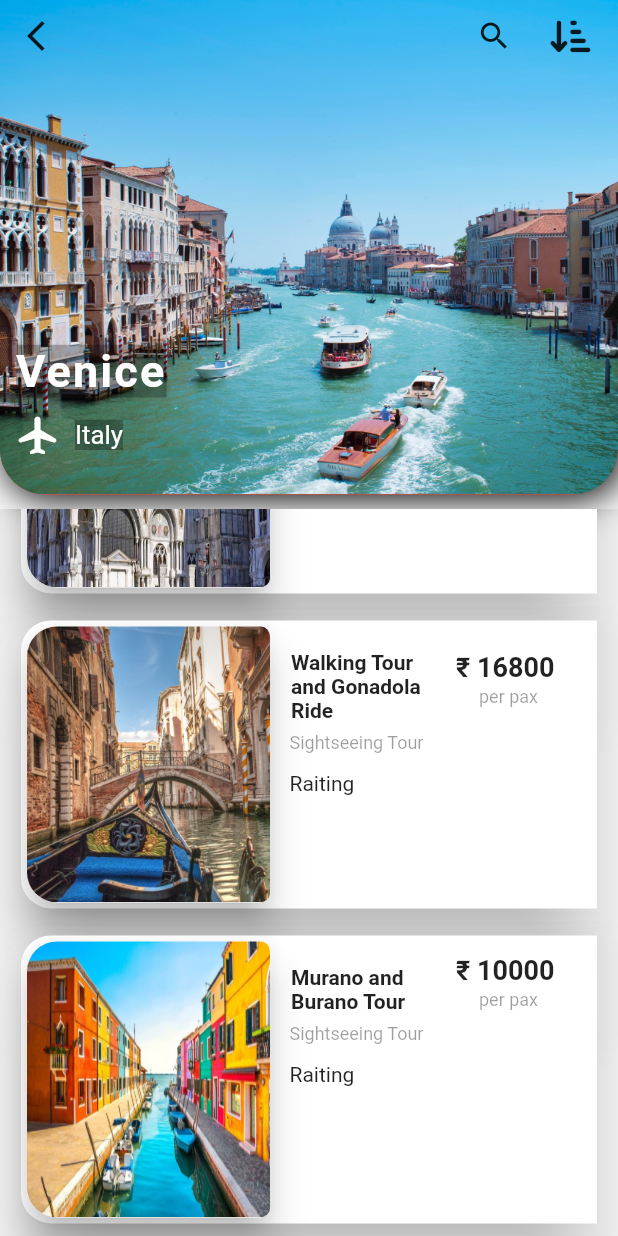
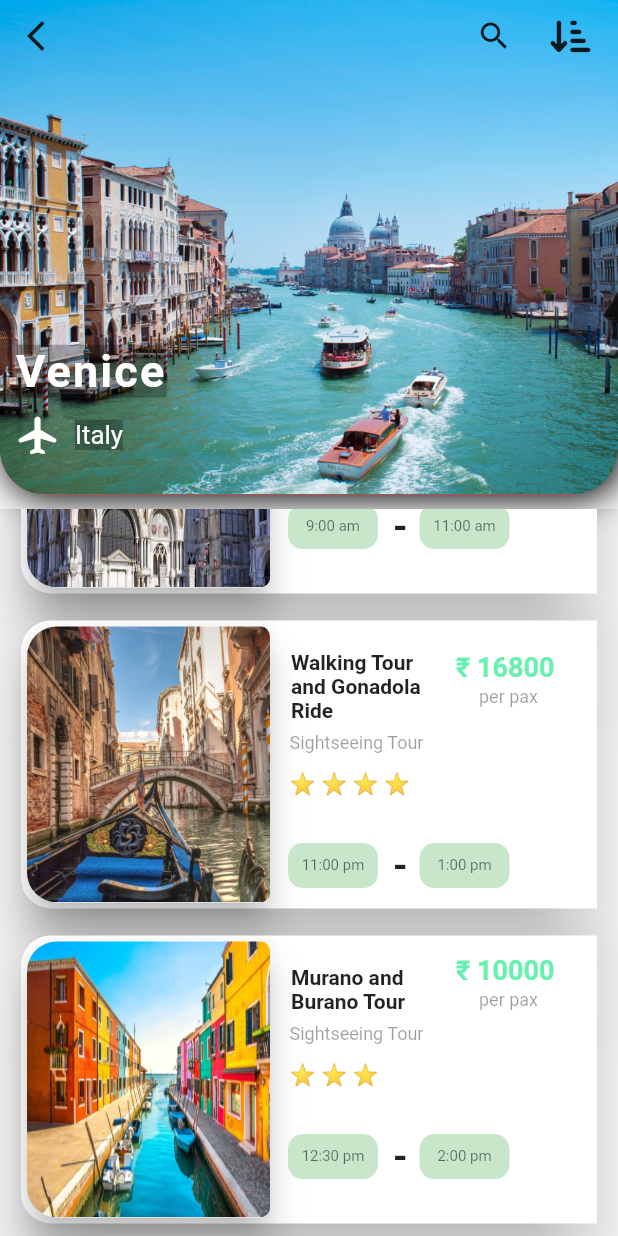
Before and after one commit to ParthBadkul/TravellingApp_Ui, a Flutter app: the DestinationScreen screen opened directly with sample values from the repository, scrolled down 145 dp, on a phone screen of 412 x 824 dp. Run offline on Flutter 3.47's test engine with Material 2 defaults, Android fonts, the phone set to English and light mode, and no system bars; our stand-ins replace font_awesome_flutter; network calls fail.

Commit message:
Final Ui

```diff
--- a/lib/DestinationCoursle.dart
+++ b/lib/DestinationCoursle.dart
@@ -66,7 +66,7 @@ class DestinationCoursel extends StatelessWidget {
                         width: 180,
                         decoration: BoxDecoration(
                             borderRadius: BorderRadius.circular(12),
-                            color: Colors.amber,
+                            // color: Colors.amber,
                             boxShadow: [
                               BoxShadow(blurRadius: 05),
                             ]),
@@ -128,7 +128,7 @@ class DestinationCoursel extends StatelessWidget {
                           ),
                           Container(
                             width: 180,
-                            color: Colors.amber,
+                            // color: Colors.amber,
                           ),
                           FittedBox(
                             fit: BoxFit.contain,
--- a/lib/Destination_Screen.dart
+++ b/lib/Destination_Screen.dart
@@ -15,6 +15,14 @@ class DestinationScreen extends StatefulWidget {
 }
 
 class _DestinationScreenState extends State<DestinationScreen> {
+  Text buildRating(int rating) {
+    String stars = '';
+    for (int i = 0; i < rating; i++) {
+      stars += '⭐ ';
+    }
+    return Text(stars);
+  }
+
   @override
   Widget build(BuildContext context) {
     return Scaffold(
@@ -239,8 +247,10 @@ class _DestinationScreenState extends State<DestinationScreen> {
                                             child: Text(
                                               "₹ ${activity.price * 80}",
                                               style: TextStyle(
-                                                  fontWeight: FontWeight.bold,
-                                                  fontSize: 18),
+                                                fontWeight: FontWeight.bold,
+                                                fontSize: 18,
+                                                color: Colors.greenAccent,
+                                              ),
                                             ),
                                           ),
                                           Container(
@@ -277,8 +287,78 @@ class _DestinationScreenState extends State<DestinationScreen> {
                                       left: 4,
                                     ),
                                     padding: EdgeInsets.all(5),
-                                    child: Text('Raiting'),
+                                    child: buildRating(activity.rating),
                                   ),
+                                  SizedBox(
+                                    height:
+                                        MediaQuery.of(context).size.height / 50,
+                                  ),
+                                  Row(
+                                    mainAxisAlignment:
+                                        MainAxisAlignment.spaceEvenly,
+                                    children: [
+                                      Container(
+                                        alignment: Alignment.center,
+                                        margin: EdgeInsets.only(
+                                          top: 10,
+                                          left: 8,
+                                        ),
+                                        // padding:
+                                        // EdgeInsets.only(left: 15, top: 5),
+                                        decoration: BoxDecoration(
+                                          color: Colors.green[100],
+                                          borderRadius:
+                                              BorderRadius.circular(10),
+                                        ),
+                                        width: 60,
+                                        height: 30,
+                                        child: Text(
+                                          activity.startTimes.first,
+                                          style: TextStyle(
+                                            fontSize: 10,
+                                            color: Colors.black54,
+                                          ),
+                                        ),
+                                      ),
+                                      Container(
+                                        alignment: Alignment.center,
+                                        margin: EdgeInsets.only(
+                                          top: 10,
+                                          left: 10,
+                                        ),
+                                        child: Text(
+                                          "-",
+                                          style: TextStyle(
+                                            fontSize: 25,
+                                            fontWeight: FontWeight.bold,
+                                          ),
+                                        ),
+                                      ),
+                                      Container(
+                                        alignment: Alignment.center,
+                                        margin: EdgeInsets.only(
+                                          top: 10,
+                                          left: 8,
+                                        ),
+                                        // padding:
+                                        // EdgeInsets.only(left: 15, top: 5),
+                                        decoration: BoxDecoration(
+                                          color: Colors.green[100],
+                                          borderRadius:
+                                              BorderRadius.circular(10),
+                                        ),
+                                        width: 60,
+                                        height: 30,
+                                        child: Text(
+                                          activity.startTimes.last,
+                                          style: TextStyle(
+                                            fontSize: 10,
+                                            color: Colors.black54,
+                                          ),
+                                        ),
+                                      ),
+                                    ],
+                                  )
                                 ],
                               )
                             ],
```
